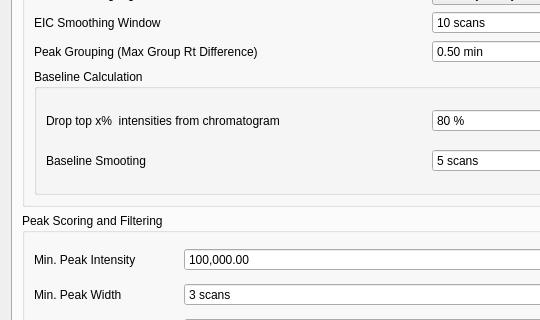
Before: the Qt Designer form mzroll/forms/peakdetectiondialog.ui in ElucidataInc/ElMaven, drawn with Qt 5; both pictures show x 0 to 540 and y 92 to 412 of the 858 by 655 pixel window.
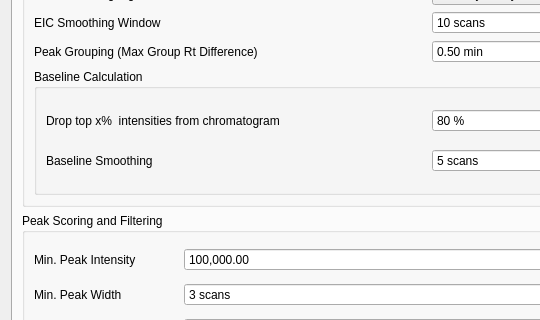
After: the same form once the commit is applied.

Commit message: refactor: Spelling of smoothing was corrected in GUI

The edit to the form file:
```diff
--- a/mzroll/forms/peakdetectiondialog.ui
+++ b/mzroll/forms/peakdetectiondialog.ui
@@ -607,7 +607,7 @@
              <item row="1" column="0">
               <widget class="QLabel" name="label_8">
                <property name="text">
-                <string>Baseline Smooting </string>
+                <string>Baseline Smoothing </string>
                </property>
               </widget>
              </item>
```
